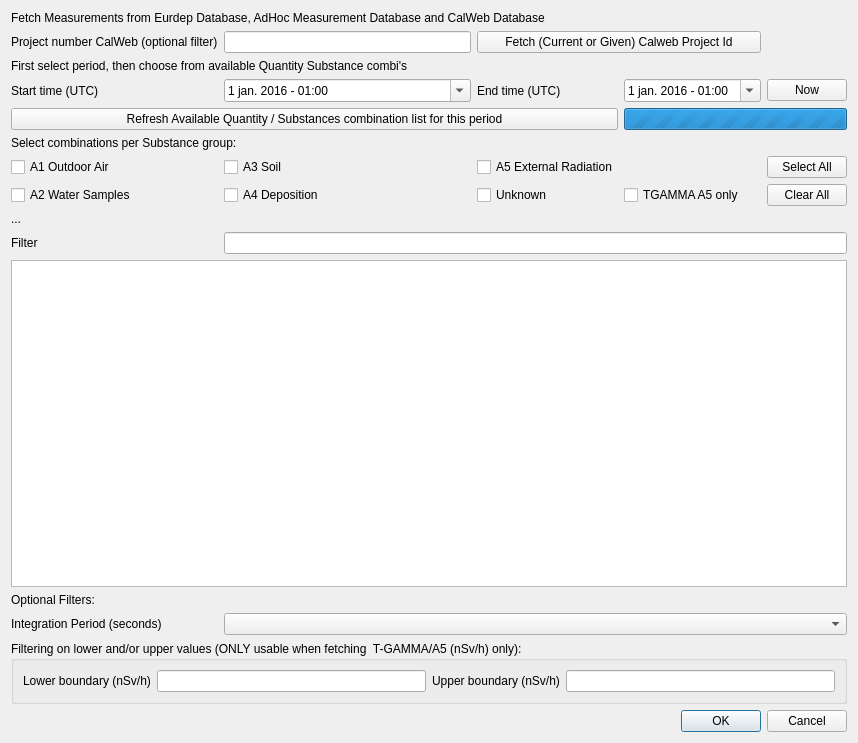
Before: the Qt Designer form ui/jrodos_measurements_dialog_base.ui in rduivenvoorde/jrodos, drawn with Qt 5.
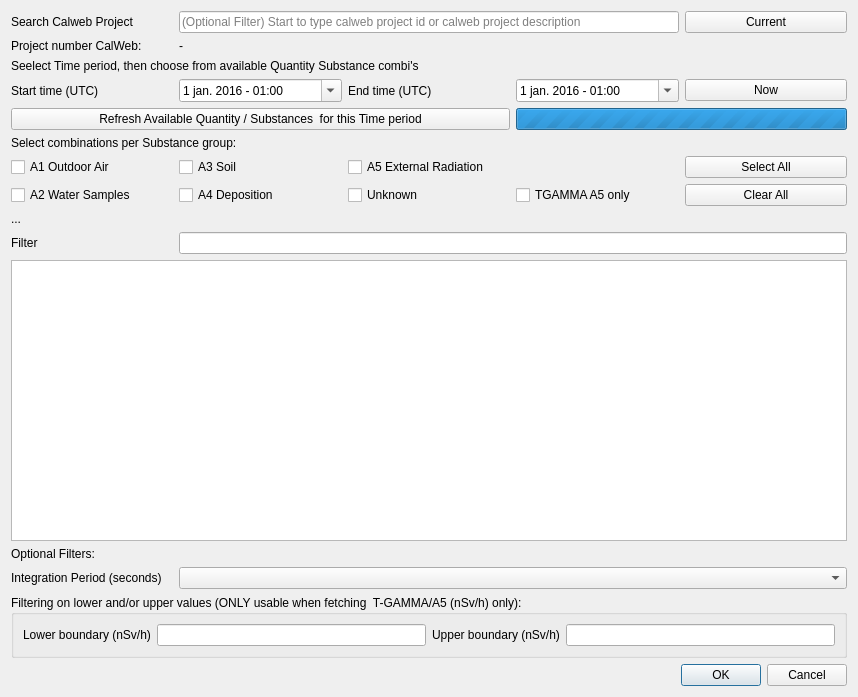
After: the same form once the commit is applied.

Commit message: Calweb project id service working

```diff
--- a/ui/jrodos_measurements_dialog_base.ui
+++ b/ui/jrodos_measurements_dialog_base.ui
@@ -7,230 +7,42 @@
     <x>0</x>
     <y>0</y>
     <width>858</width>
-    <height>743</height>
+    <height>697</height>
    </rect>
   </property>
   <property name="windowTitle">
    <string>Eurdep Measurements Dialog</string>
   </property>
   <layout class="QGridLayout" name="gridLayout">
-   <item row="7" column="0" colspan="3">
-    <widget class="QPushButton" name="btn_get_combis">
-     <property name="text">
-      <string>Refresh Available Quantity / Substances combination list for this period</string>
-     </property>
-    </widget>
-   </item>
-   <item row="5" column="1">
-    <widget class="QDateTimeEdit" name="dateTime_start">
-     <property name="locale">
-      <locale language="Dutch" country="Netherlands"/>
-     </property>
-     <property name="dateTime">
-      <datetime>
-       <hour>1</hour>
-       <minute>0</minute>
-       <second>0</second>
-       <year>2016</year>
-       <month>1</month>
-       <day>1</day>
-      </datetime>
-     </property>
-     <property name="displayFormat">
-      <string>d MMM yyyy - HH:mm</string>
-     </property>
-     <property name="calendarPopup">
-      <bool>true</bool>
-     </property>
-    </widget>
-   </item>
-   <item row="17" column="1" colspan="4">
-    <widget class="QComboBox" name="combo_endminusstart">
-     <property name="editable">
-      <bool>false</bool>
-     </property>
-    </widget>
-   </item>
-   <item row="11" column="1">
-    <widget class="QCheckBox" name="cb_a4">
-     <property name="text">
-      <string>A4 Deposition</string>
-     </property>
-    </widget>
-   </item>
-   <item row="3" column="0" colspan="5">
-    <widget class="QLabel" name="lbl_title2">
-     <property name="text">
-      <string>First select period, then choose from available Quantity Substance combi's</string>
-     </property>
-    </widget>
-   </item>
-   <item row="14" column="0" colspan="5">
+   <item row="15" column="0" colspan="5">
     <widget class="QTableView" name="tbl_combis">
      <property name="sortingEnabled">
       <bool>true</bool>
      </property>
     </widget>
    </item>
-   <item row="13" column="1" colspan="4">
-    <widget class="QLineEdit" name="le_combis_filter"/>
-   </item>
-   <item row="13" column="0">
-    <widget class="QLabel" name="label">
+   <item row="12" column="1">
+    <widget class="QCheckBox" name="cb_a4">
      <property name="text">
-      <string>Filter</string>
+      <string>A4 Deposition</string>
      </property>
     </widget>
    </item>
    <item row="11" column="0">
-    <widget class="QCheckBox" name="cb_a2">
-     <property name="text">
-      <string>A2 Water Samples</string>
-     </property>
-    </widget>
-   </item>
-   <item row="11" column="2">
-    <widget class="QCheckBox" name="cb_unknown">
-     <property name="text">
-      <string>Unknown</string>
-     </property>
-    </widget>
-   </item>
-   <item row="5" column="3">
-    <widget class="QDateTimeEdit" name="dateTime_end">
-     <property name="locale">
-      <locale language="Dutch" country="Netherlands"/>
-     </property>
-     <property name="dateTime">
-      <datetime>
-       <hour>1</hour>
-       <minute>0</minute>
-       <second>0</second>
-       <year>2016</year>
-       <month>1</month>
-       <day>1</day>
-      </datetime>
-     </property>
-     <property name="displayFormat">
-      <string>d MMM yyyy - HH:mm</string>
-     </property>
-     <property name="calendarPopup">
-      <bool>true</bool>
-     </property>
-    </widget>
-   </item>
-   <item row="12" column="0">
-    <widget class="QLabel" name="lbl_retrieving_combis">
-     <property name="text">
-      <string>...</string>
-     </property>
-    </widget>
-   </item>
-   <item row="5" column="4">
-    <widget class="QPushButton" name="btn_now">
-     <property name="text">
-      <string>Now</string>
-     </property>
-    </widget>
-   </item>
-   <item row="2" column="1">
-    <widget class="QLineEdit" name="le_project_id"/>
-   </item>
-   <item row="10" column="0">
     <widget class="QCheckBox" name="cb_a1">
      <property name="text">
       <string>A1 Outdoor Air</string>
      </property>
     </widget>
    </item>
-   <item row="8" column="0" colspan="2">
-    <widget class="QLabel" name="label_2">
+   <item row="8" column="0" colspan="3">
+    <widget class="QPushButton" name="btn_get_combis">
      <property name="text">
-      <string>Select combinations per Substance group:</string>
+      <string>Refresh Available Quantity / Substances  for this Time period</string>
      </property>
     </widget>
    </item>
-   <item row="2" column="0">
-    <widget class="QLabel" name="lbl_project_id">
-     <property name="text">
-      <string>Project number CalWeb (optional filter)</string>
-     </property>
-    </widget>
-   </item>
-   <item row="0" column="0" colspan="4">
-    <widget class="QLabel" name="lbl_title">
-     <property name="text">
-      <string>Fetch Measurements from Eurdep Database, AdHoc Measurement Database and CalWeb Database</string>
-     </property>
-    </widget>
-   </item>
-   <item row="17" column="0">
-    <widget class="QLabel" name="lbl_endminusstart">
-     <property name="text">
-      <string>Integration Period (seconds)</string>
-     </property>
-    </widget>
-   </item>
-   <item row="10" column="1">
-    <widget class="QCheckBox" name="cb_a3">
-     <property name="text">
-      <string>A3 Soil</string>
-     </property>
-    </widget>
-   </item>
-   <item row="11" column="4">
-    <widget class="QPushButton" name="btn_no_combis">
-     <property name="text">
-      <string>Clear All</string>
-     </property>
-    </widget>
-   </item>
-   <item row="5" column="2">
-    <widget class="QLabel" name="lbl_end_time">
-     <property name="text">
-      <string>End time (UTC)</string>
-     </property>
-    </widget>
-   </item>
-   <item row="10" column="4">
-    <widget class="QPushButton" name="btn_all_combis">
-     <property name="text">
-      <string>Select All</string>
-     </property>
-    </widget>
-   </item>
-   <item row="10" column="2">
-    <widget class="QCheckBox" name="cb_a5">
-     <property name="text">
-      <string>A5 External Radiation</string>
-     </property>
-    </widget>
-   </item>
-   <item row="24" column="0" colspan="5">
-    <widget class="QDialogButtonBox" name="buttonBox">
-     <property name="orientation">
-      <enum>Qt::Horizontal</enum>
-     </property>
-     <property name="standardButtons">
-      <set>QDialogButtonBox::Cancel|QDialogButtonBox::Ok</set>
-     </property>
-    </widget>
-   </item>
-   <item row="15" column="0">
-    <widget class="QLabel" name="lbl_bounds_optional">
-     <property name="text">
-      <string>Optional Filters:</string>
-     </property>
-    </widget>
-   </item>
-   <item row="5" column="0">
-    <widget class="QLabel" name="lbl_start_time">
-     <property name="text">
-      <string>Start time (UTC)</string>
-     </property>
-    </widget>
-   </item>
-   <item row="7" column="3" colspan="2">
+   <item row="8" column="3" colspan="2">
     <widget class="QProgressBar" name="combis_progressbar">
      <property name="maximum">
       <number>0</number>
@@ -240,7 +52,130 @@
      </property>
     </widget>
    </item>
-   <item row="18" column="0" colspan="5">
+   <item row="6" column="3">
+    <widget class="QDateTimeEdit" name="dateTime_end">
+     <property name="locale">
+      <locale language="Dutch" country="Netherlands"/>
+     </property>
+     <property name="dateTime">
+      <datetime>
+       <hour>1</hour>
+       <minute>0</minute>
+       <second>0</second>
+       <year>2016</year>
+       <month>1</month>
+       <day>1</day>
+      </datetime>
+     </property>
+     <property name="displayFormat">
+      <string>d MMM yyyy - HH:mm</string>
+     </property>
+     <property name="calendarPopup">
+      <bool>true</bool>
+     </property>
+    </widget>
+   </item>
+   <item row="6" column="0">
+    <widget class="QLabel" name="lbl_start_time">
+     <property name="text">
+      <string>Start time (UTC)</string>
+     </property>
+    </widget>
+   </item>
+   <item row="12" column="4">
+    <widget class="QPushButton" name="btn_no_combis">
+     <property name="text">
+      <string>Clear All</string>
+     </property>
+    </widget>
+   </item>
+   <item row="12" column="2">
+    <widget class="QCheckBox" name="cb_unknown">
+     <property name="text">
+      <string>Unknown</string>
+     </property>
+    </widget>
+   </item>
+   <item row="2" column="0">
+    <widget class="QLabel" name="lbl_calweb_project_id">
+     <property name="text">
+      <string>Project number CalWeb:</string>
+     </property>
+    </widget>
+   </item>
+   <item row="6" column="1">
+    <widget class="QDateTimeEdit" name="dateTime_start">
+     <property name="locale">
+      <locale language="Dutch" country="Netherlands"/>
+     </property>
+     <property name="dateTime">
+      <datetime>
+       <hour>1</hour>
+       <minute>0</minute>
+       <second>0</second>
+       <year>2016</year>
+       <month>1</month>
+       <day>1</day>
+      </datetime>
+     </property>
+     <property name="displayFormat">
+      <string>d MMM yyyy - HH:mm</string>
+     </property>
+     <property name="calendarPopup">
+      <bool>true</bool>
+     </property>
+    </widget>
+   </item>
+   <item row="16" column="0">
+    <widget class="QLabel" name="lbl_bounds_optional">
+     <property name="text">
+      <string>Optional Filters:</string>
+     </property>
+    </widget>
+   </item>
+   <item row="12" column="0">
+    <widget class="QCheckBox" name="cb_a2">
+     <property name="text">
+      <string>A2 Water Samples</string>
+     </property>
+    </widget>
+   </item>
+   <item row="11" column="1">
+    <widget class="QCheckBox" name="cb_a3">
+     <property name="text">
+      <string>A3 Soil</string>
+     </property>
+    </widget>
+   </item>
+   <item row="6" column="4">
+    <widget class="QPushButton" name="btn_now">
+     <property name="text">
+      <string>Now</string>
+     </property>
+    </widget>
+   </item>
+   <item row="6" column="2">
+    <widget class="QLabel" name="lbl_end_time">
+     <property name="text">
+      <string>End time (UTC)</string>
+     </property>
+    </widget>
+   </item>
+   <item row="13" column="0">
+    <widget class="QLabel" name="lbl_retrieving_combis">
+     <property name="text">
+      <string>...</string>
+     </property>
+    </widget>
+   </item>
+   <item row="14" column="0">
+    <widget class="QLabel" name="label">
+     <property name="text">
+      <string>Filter</string>
+     </property>
+    </widget>
+   </item>
+   <item row="19" column="0" colspan="5">
     <widget class="QGroupBox" name="grp_tgamma_a5_only">
      <property name="enabled">
       <bool>true</bool>
@@ -286,17 +221,99 @@
      </layout>
     </widget>
    </item>
-   <item row="11" column="3">
+   <item row="14" column="1" colspan="4">
+    <widget class="QLineEdit" name="le_combis_filter"/>
+   </item>
+   <item row="2" column="1">
+    <widget class="QLabel" name="le_calweb_project_id">
+     <property name="text">
+      <string>-</string>
+     </property>
+    </widget>
+   </item>
+   <item row="11" column="2">
+    <widget class="QCheckBox" name="cb_a5">
+     <property name="text">
+      <string>A5 External Radiation</string>
+     </property>
+    </widget>
+   </item>
+   <item row="4" column="0" colspan="5">
+    <widget class="QLabel" name="lbl_title2">
+     <property name="text">
+      <string>Seelect Time period, then choose from available Quantity Substance combi's</string>
+     </property>
+    </widget>
+   </item>
+   <item row="18" column="1" colspan="4">
+    <widget class="QComboBox" name="combo_endminusstart">
+     <property name="editable">
+      <bool>false</bool>
+     </property>
+    </widget>
+   </item>
+   <item row="12" column="3">
     <widget class="QCheckBox" name="cb_tgamma_a5">
      <property name="text">
       <string>TGAMMA A5 only</string>
      </property>
     </widget>
    </item>
-   <item row="2" column="2" colspan="2">
+   <item row="11" column="4">
+    <widget class="QPushButton" name="btn_all_combis">
+     <property name="text">
+      <string>Select All</string>
+     </property>
+    </widget>
+   </item>
+   <item row="0" column="4">
     <widget class="QPushButton" name="btn_current_calweb_id">
      <property name="text">
-      <string>Fetch (Current or Given) Calweb Project Id</string>
+      <string>Current</string>
+     </property>
+    </widget>
+   </item>
+   <item row="18" column="0">
+    <widget class="QLabel" name="lbl_endminusstart">
+     <property name="text">
+      <string>Integration Period (seconds)</string>
+     </property>
+    </widget>
+   </item>
+   <item row="9" column="0" colspan="2">
+    <widget class="QLabel" name="label_2">
+     <property name="text">
+      <string>Select combinations per Substance group:</string>
+     </property>
+    </widget>
+   </item>
+   <item row="25" column="0" colspan="5">
+    <widget class="QDialogButtonBox" name="buttonBox">
+     <property name="orientation">
+      <enum>Qt::Horizontal</enum>
+     </property>
+     <property name="standardButtons">
+      <set>QDialogButtonBox::Cancel|QDialogButtonBox::Ok</set>
+     </property>
+    </widget>
+   </item>
+   <item row="0" column="0">
+    <widget class="QLabel" name="label_3">
+     <property name="text">
+      <string>Search Calweb Project</string>
+     </property>
+    </widget>
+   </item>
+   <item row="0" column="1" colspan="3">
+    <widget class="QLineEdit" name="le_calweb_name_search">
+     <property name="text">
+      <string/>
+     </property>
+     <property name="placeholderText">
+      <string>(Optional Filter) Start to type calweb project id or calweb project description</string>
+     </property>
+     <property name="clearButtonEnabled">
+      <bool>true</bool>
      </property>
     </widget>
    </item>
```
Left out of the diff: 8 changed lines with no effect on the pictures. The commit also changes 2 other files.
